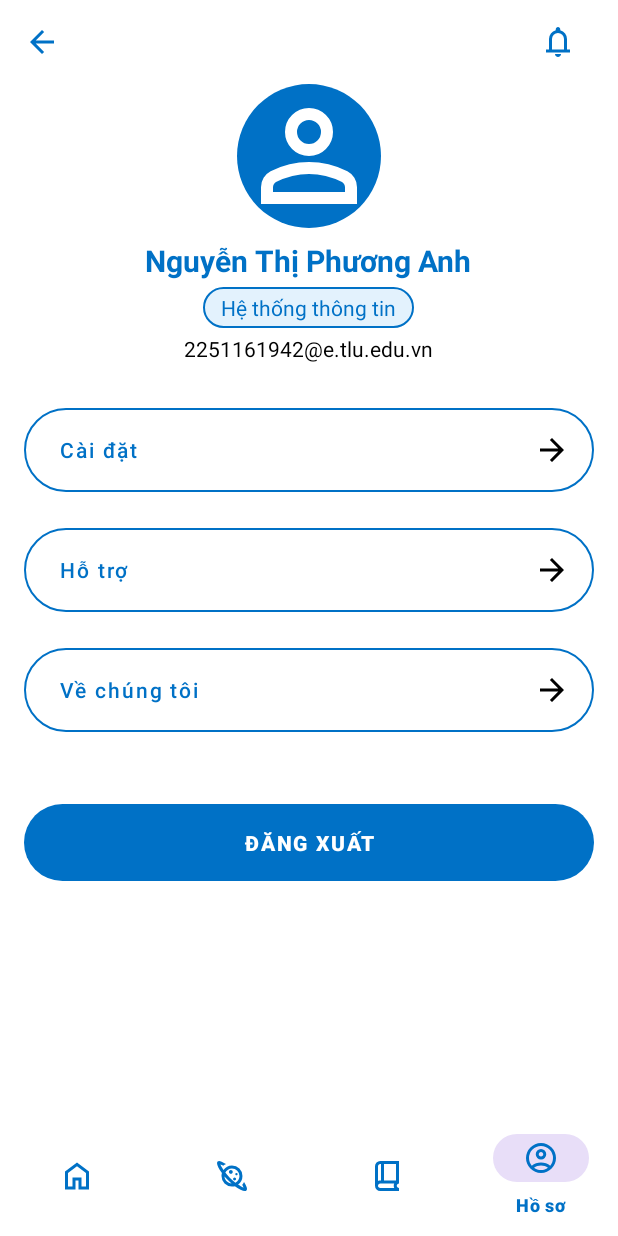
After one commit to trungthanhcva2206/TLUOnlineLearningApp, an Android app: the UserProfileActivity screen opened directly, with no data from a screen before it, on a phone screen of 412 x 824 dp. The commit adds this screen. Run offline under Robolectric (Android 15) with nearby library versions, the phone set to English and light mode, and no system bars.

Commit message:
#17 - add_HoSoUI

```diff
--- a/app/src/main/java/com/nhom1/tlulearningonline/HomeActivity.java
+++ b/app/src/main/java/com/nhom1/tlulearningonline/HomeActivity.java
@@ -135,7 +135,8 @@ public class HomeActivity extends AppCompatActivity { // Đã đổi tên lớp
                     startActivity(new Intent(HomeActivity.this, XemKhoaHocActivity.class));
                     return true;
                 } else if (itemId == R.id.nav_profile) {
-                    Toast.makeText(HomeActivity.this, "Chức năng Hồ sơ", Toast.LENGTH_SHORT).show();
+                    startActivity(new Intent(HomeActivity.this, UserProfileActivity.class));
+                    // finish();
                     return true;
                 }
                 return false;
--- /dev/null
+++ b/app/src/main/java/com/nhom1/tlulearningonline/UserProfileActivity.java
@@ -0,0 +1,104 @@
+package com.nhom1.tlulearningonline;
+
+import android.content.Intent;
+import android.os.Bundle;
+import android.view.MenuItem;
+import android.view.View;
+import android.widget.Button;
+import android.widget.ImageView;
+import android.widget.TextView;
+import android.widget.Toast;
+
+import androidx.annotation.NonNull;
+import androidx.appcompat.app.AppCompatActivity;
+
+import com.google.android.material.bottomnavigation.BottomNavigationView;
+
+public class UserProfileActivity extends AppCompatActivity {
+
+    private ImageView btnBack, ivUserAvatar;
+    private TextView tvUserName, tvUserDepartment, tvUserEmail;
+    private Button btnSettings, btnSupport, btnAboutUs, btnLogout;
+    private BottomNavigationView bottomNavigationView;
+
+    @Override
+    protected void onCreate(Bundle savedInstanceState) {
+        super.onCreate(savedInstanceState);
+        setContentView(R.layout.activity_user_profile);
+
+        // Ánh xạ các view từ layout
+        btnBack = findViewById(R.id.btn_back);
+        ivUserAvatar = findViewById(R.id.iv_user_avatar);
+        tvUserName = findViewById(R.id.tv_user_name);
+        tvUserDepartment = findViewById(R.id.tv_user_department);
+        tvUserEmail = findViewById(R.id.tv_user_email);
+        btnSettings = findViewById(R.id.btn_settings);
+        btnSupport = findViewById(R.id.btn_support);
+        btnAboutUs = findViewById(R.id.btn_about_us);
+        btnLogout = findViewById(R.id.btn_logout);
+        bottomNavigationView = findViewById(R.id.bottom_navigation);
+
+        // Đổ dữ liệu cứng (hard-coded) vào giao diện
+        loadDummyData();
+
+        // Xử lý sự kiện click
+        btnBack.setOnClickListener(v -> finish()); // Quay lại màn hình trước đó
+
+        // Các nút chức năng hiện chỉ hiển thị Toast
+        btnSettings.setOnClickListener(v -> Toast.makeText(UserProfileActivity.this, "Mở màn hình Cài đặt", Toast.LENGTH_SHORT).show());
+        btnSupport.setOnClickListener(v -> Toast.makeText(UserProfileActivity.this, "Mở màn hình Hỗ trợ", Toast.LENGTH_SHORT).show());
+        btnAboutUs.setOnClickListener(v -> Toast.makeText(UserProfileActivity.this, "Mở màn hình Về chúng tôi", Toast.LENGTH_SHORT).show());
+
+        // Xử lý sự kiện cho nút Đăng xuất
+        btnLogout.setOnClickListener(v -> {
+            // Hiển thị Toast thông báo
+            Toast.makeText(UserProfileActivity.this, "Đăng xuất thành công!", Toast.LENGTH_SHORT).show();
+
+            // Tạo Intent để quay về LoginActivity
+            Intent intent = new Intent(UserProfileActivity.this, LoginActivity.class);
+            // Xóa tất cả các activity trước đó khỏi stack và tạo một task mới cho LoginActivity
+            intent.setFlags(Intent.FLAG_ACTIVITY_NEW_TASK | Intent.FLAG_ACTIVITY_CLEAR_TASK);
+            startActivity(intent);
+            finish(); // Đóng UserProfileActivity
+        });
+
+        // Xử lý thanh điều hướng dưới cùng
+        setupBottomNavigation();
+    }
+
+    private void loadDummyData() {
+        // Đây là nơi bạn sẽ đổ dữ liệu người dùng thật vào sau này.
+        // Hiện tại, chúng ta dùng dữ liệu cứng như trong ảnh mẫu.
+        tvUserName.setText("Nguyễn Thị Phương Anh");
+        tvUserDepartment.setText("Hệ thống thông tin");
+        tvUserEmail.setText("2251161942@e.tlu.edu.vn");
+        // Bạn có thể thay đổi ảnh đại diện nếu muốn
+        // ivUserAvatar.setImageResource(R.drawable.your_avatar_image);
+    }
+
+    private void setupBottomNavigation() {
+        // Đặt mục "Hồ sơ" là mục được chọn
+        bottomNavigationView.setSelectedItemId(R.id.nav_profile);
+
+        bottomNavigationView.setOnNavigationItemSelectedListener(item -> {
+            int itemId = item.getItemId();
+            if (itemId == R.id.nav_home) {
+                // Chuyển về HomeActivity
+                startActivity(new Intent(UserProfileActivity.this, HomeActivity.class));
+                return true;
+            } else if (itemId == R.id.nav_forum) {
+                // Chuyển tới GroupChatActivity
+                startActivity(new Intent(UserProfileActivity.this, GroupChatActivity.class));
+                return true;
+            } else if (itemId == R.id.nav_courses) {
+                // Chuyển tới XemKhoaHocActivity
+                startActivity(new Intent(UserProfileActivity.this, XemKhoaHocActivity.class));
+                return true;
+            } else if (itemId == R.id.nav_profile) {
+                // Đang ở màn hình này rồi, không làm gì cả
+                return true;
+            }
+            return false;
+        });
+    }
+}
--- /dev/null
+++ b/app/src/main/res/drawable/bg_button_primary.xml
@@ -0,0 +1,10 @@
+<vector xmlns:android="http://schemas.android.com/apk/res/android"
+    android:width="24dp"
+    android:height="24dp"
+    android:viewportWidth="24.0"
+    android:viewportHeight="24.0"
+    android:tint="?attr/colorControlNormal">
+    <path
+        android:fillColor="@color/blue"
+        android:pathData="M12,4l-1.41,1.41L16.17,11H4v2h12.17l-5.58,5.59L12,20l8,-8z"/>
+</vector>
--- /dev/null
+++ b/app/src/main/res/layout/activity_user_profile.xml
@@ -0,0 +1,138 @@
+<?xml version="1.0" encoding="utf-8"?>
+<androidx.coordinatorlayout.widget.CoordinatorLayout xmlns:android="http://schemas.android.com/apk/res/android"
+    xmlns:app="http://schemas.android.com/apk/res-auto"
+    xmlns:tools="http://schemas.android.com/tools"
+    android:layout_width="match_parent"
+    android:layout_height="match_parent"
+    android:background="@color/white"
+    tools:context=".UserProfileActivity">
+
+    <com.google.android.material.appbar.AppBarLayout
+        android:layout_width="match_parent"
+        android:layout_height="wrap_content"
+        android:background="@android:color/white"
+        android:elevation="4dp">
+
+        <LinearLayout
+            android:layout_width="match_parent"
+            android:layout_height="wrap_content"
+            android:orientation="horizontal"
+            android:padding="16dp"
+            android:gravity="center_vertical">
+
+            <!-- Nút quay lại -->
+            <ImageView
+                android:id="@+id/btn_back"
+                android:layout_width="24dp"
+                android:layout_height="24dp"
+                android:src="@drawable/ic_arrow_back"
+                app:tint="@color/blue"
+                android:contentDescription="Quay lại" />
+
+            <!-- Spacer -->
+            <View
+                android:layout_width="0dp"
+                android:layout_height="1dp"
+                android:layout_weight="1"/>
+
+            <!-- Notification + Avatar -->
+            <ImageView
+                android:layout_width="24dp"
+                android:layout_height="24dp"
+                android:src="@drawable/ic_bell"
+                app:tint="@color/blue"
+                android:layout_marginEnd="12dp" />
+
+        </LinearLayout>
+    </com.google.android.material.appbar.AppBarLayout>
+
+    <androidx.core.widget.NestedScrollView
+        android:layout_width="match_parent"
+        android:layout_height="match_parent"
+        android:clipToPadding="false"
+        android:paddingHorizontal="16dp"
+        android:paddingBottom="80dp"
+        app:layout_behavior="@string/appbar_scrolling_view_behavior">
+
+        <LinearLayout
+            android:layout_width="match_parent"
+            android:layout_height="wrap_content"
+            android:gravity="center_horizontal"
+            android:orientation="vertical">
+
+            <ImageView
+                android:id="@+id/iv_user_avatar"
+                android:layout_width="96dp"
+                android:layout_height="96dp"
+                android:layout_marginBottom="8dp"
+                android:background="@drawable/bg_avatar_circle"
+                android:scaleType="centerCrop"
+                android:src="@drawable/ic_avatar"
+                app:tint="@color/white"/>
+
+            <TextView
+                android:id="@+id/tv_user_name"
+                android:layout_width="wrap_content"
+                android:layout_height="wrap_content"
+                android:textColor="@color/blue"
+                android:textSize="20sp"
+                android:textStyle="bold"
+                tools:text="Nguyễn Thị Phương Anh" />
+
+            <TextView
+                android:id="@+id/tv_user_department"
+                android:layout_width="wrap_content"
+                android:layout_height="wrap_content"
+                android:layout_marginTop="4dp"
+                android:background="@drawable/bg_filter_chip"
+                android:paddingHorizontal="12dp"
+                android:paddingVertical="4dp"
+                android:textColor="@color/blue"
+                android:textSize="14sp"
+                tools:text="Hệ thống thông tin" />
+
+            <TextView
+                android:id="@+id/tv_user_email"
+                android:layout_width="wrap_content"
+                android:layout_height="wrap_content"
+                android:layout_marginTop="4dp"
+                android:layout_marginBottom="24dp"
+                android:textColor="@color/black"
+                android:textSize="14sp"
+                tools:text="2251161942@e.tlu.edu.vn" />
+
+
+            <Button
+                android:id="@+id/btn_settings"
+                style="@style/ProfileButtonStyle"
+                android:text="Cài đặt" />
+
+            <Button
+                android:id="@+id/btn_support"
+                style="@style/ProfileButtonStyle"
+                android:text="Hỗ trợ" />
+
+            <Button
+                android:id="@+id/btn_about_us"
+                style="@style/ProfileButtonStyle"
+                android:text="Về chúng tôi" />
+
+            <Button
+                android:id="@+id/btn_logout"
+                style="@style/LogoutButtonStyle"
+                android:text="ĐĂNG XUẤT" />
+
+        </LinearLayout>
+    </androidx.core.widget.NestedScrollView>
+
+    <com.google.android.material.bottomnavigation.BottomNavigationView
+        android:id="@+id/bottom_navigation"
+        android:layout_width="match_parent"
+        android:layout_height="wrap_content"
+        android:layout_gravity="bottom"
+        android:background="#FFFFFF"
+        app:itemIconTint="@color/blue"
+        app:itemTextColor="@color/blue"
+        app:menu="@menu/bottom_nav_menu" />
+
+</androidx.coordinatorlayout.widget.CoordinatorLayout>
--- a/app/src/main/res/values/themes.xml
+++ b/app/src/main/res/values/themes.xml
@@ -5,5 +5,30 @@
         <!-- <item name="colorPrimary">@color/my_light_primary</item> -->
     </style>
 
+    <style name="ProfileButtonStyle" parent="Widget.MaterialComponents.Button.OutlinedButton">
+        <item name="android:layout_width">match_parent</item>
+        <item name="android:layout_height">wrap_content</item>
+        <item name="android:layout_marginBottom">12dp</item>
+        <item name="android:textColor">@color/blue</item>
+        <item name="strokeColor">@color/blue</item>
+        <item name="strokeWidth">1.5dp</item>
+        <item name="android:gravity">start|center_vertical</item>
+        <item name="android:drawableEnd">@drawable/ic_arrow_forward</item>
+        <item name="android:paddingLeft">24dp</item>
+        <item name="android:paddingRight">16dp</item>
+        <item name="android:paddingVertical">16dp</item>
+        <item name="android:textAllCaps">false</item>
+        <item name="cornerRadius">100dp</item>
+        <item name="android:iconTint">@color/blue</item>
+    </style>
+
+    <style name="LogoutButtonStyle" parent="Widget.MaterialComponents.Button.UnelevatedButton">
+        <item name="android:layout_width">match_parent</item>
+        <item name="android:layout_height">wrap_content</item>
+        <item name="android:layout_marginTop">24dp</item>
+        <item name="backgroundTint">@color/blue</item> <item name="android:textColor">@color/white</item>
+        <item name="android:textStyle">bold</item>
+        <item name="android:paddingVertical">16dp</item> <item name="cornerRadius">100dp</item> <item name="android:textAllCaps">true</item> </style>
+
     <style name="Theme.TLULearningOnline" parent="Base.Theme.TLULearningOnline" />
 </resources>
```
Also changed, not shown: app/src/main/AndroidManifest.xml (+14 -8 lines).
